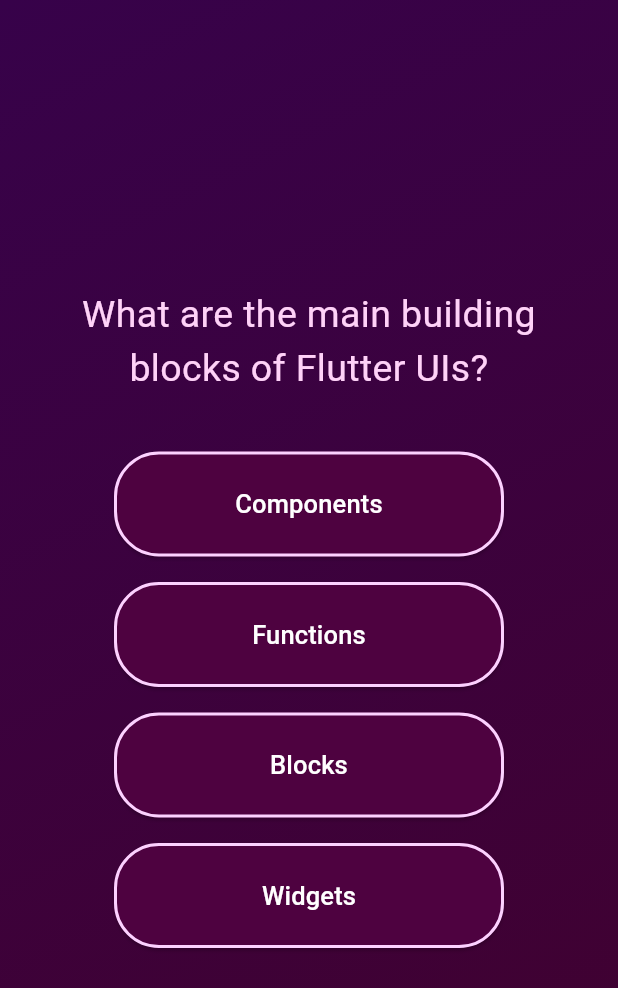
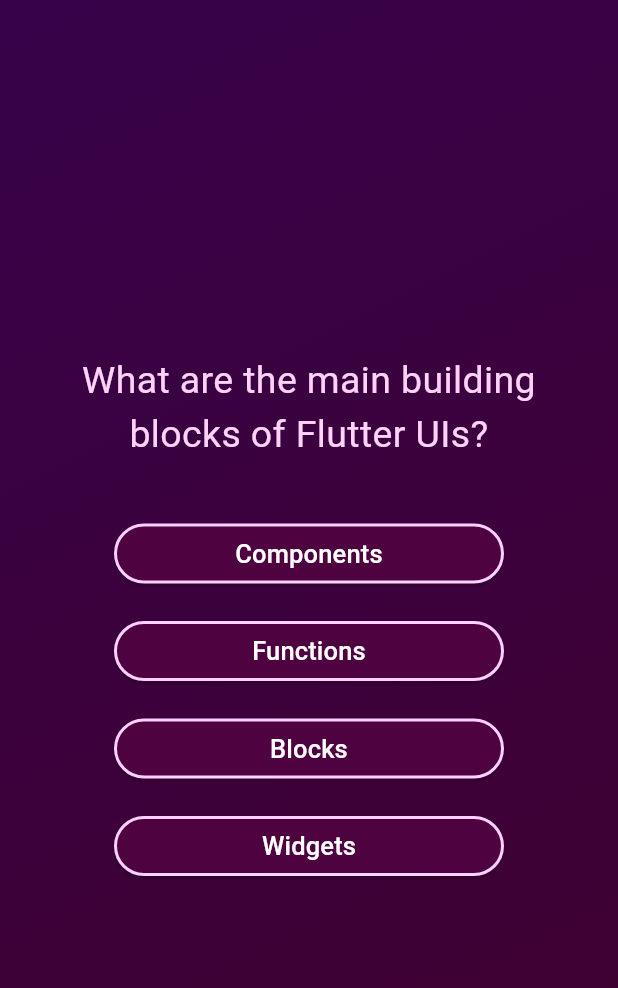
Before and after one commit to meetshaheer/Flutter-Quiz-App, a Flutter app: the QuestionScreen screen opened directly, on a phone screen of 412 x 824 dp. Shown: the top 988 px of the screen. Run offline on Flutter 3.47's test engine with Material 3 defaults, Android fonts, the phone set to English and light mode, and no system bars; missing offline and left inert: dart:ffi.

Commit message:
Styling the answers buttons

```diff
--- a/quizify/lib/Widgets/custom_button.dart
+++ b/quizify/lib/Widgets/custom_button.dart
@@ -17,7 +17,6 @@
       padding: EdgeInsets.only(top: 17),
       child: SizedBox(
         width: 260,
-        height: 70,
         child: ElevatedButton(
           style: ButtonStyle(
             backgroundColor: const MaterialStatePropertyAll(
@@ -34,6 +33,8 @@
             ),
           ),
           onPressed: onpressed,
+          child: Padding(
+            padding: const EdgeInsets.only(top: 5, bottom: 5),
             child: Text(
               answerText,
               textAlign: TextAlign.center,
@@ -44,6 +45,7 @@
             ),
           ),
         ),
+      ),
     );
   }
 }
```
Lines whose indentation alone changed are shown as unchanged.
